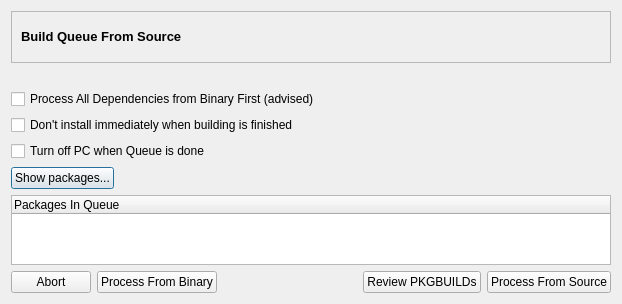
Before: the Qt Designer form trunk/ui/reviewBuildingDialog.ui in drf/shaman1, drawn with Qt 5.
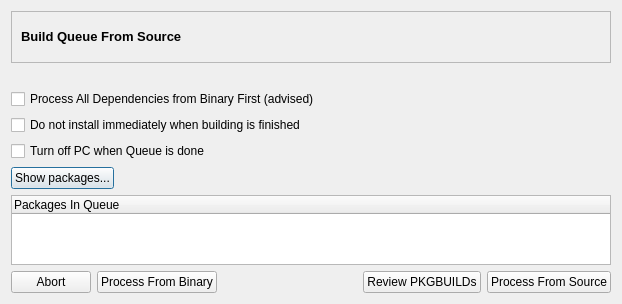
After: the same form once the commit is applied. Icons and pictures are not drawn.

```diff
--- a/trunk/ui/reviewBuildingDialog.ui
+++ b/trunk/ui/reviewBuildingDialog.ui
@@ -91,7 +91,7 @@
         <string>This is useful if you want to review compiler's output</string>
        </property>
        <property name="text" >
-        <string>Don't install immediately when building is finished</string>
+        <string>Do not install immediately when building is finished</string>
        </property>
       </widget>
      </item>
```
